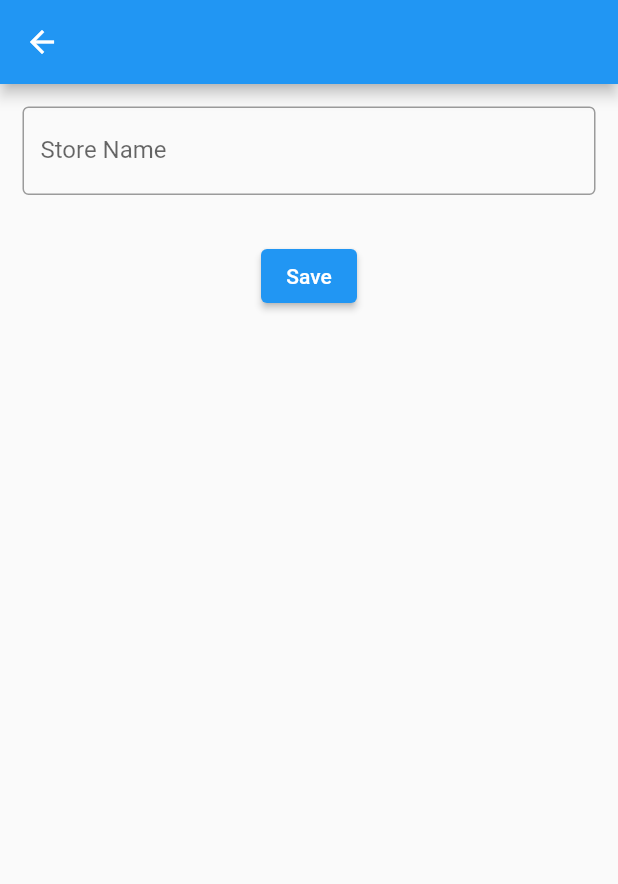
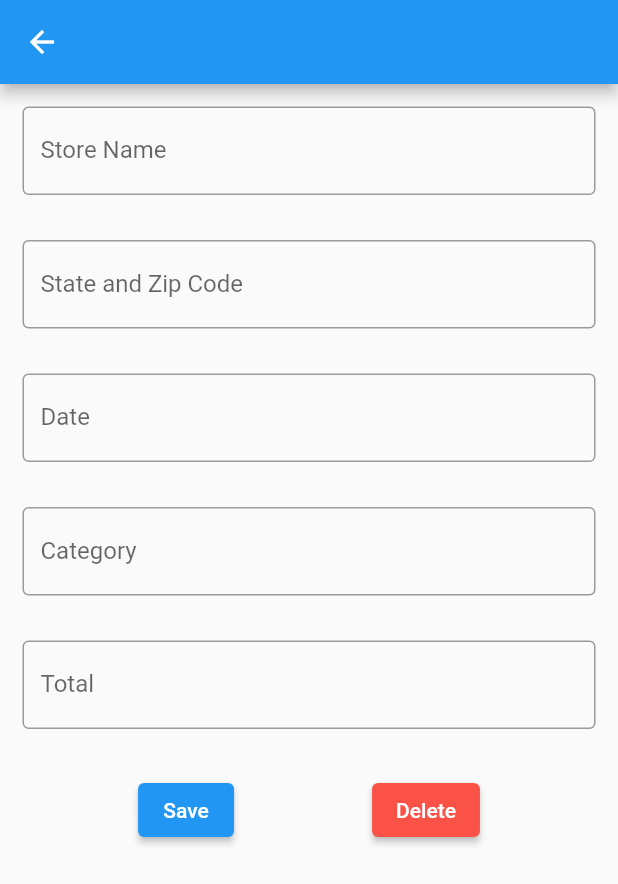
Before and after one commit to jskplf/spending_tracker_client, a Flutter app: the ReceiptView screen opened directly, on a phone screen of 412 x 824 dp. Shown: the top 884 px of the screen. Run offline on Flutter 3.47's test engine with Material 2 defaults, Android fonts, the phone set to English and light mode, and no system bars; our stand-ins replace file_picker, hive_flutter, syncfusion_flutter_charts; missing offline and left inert: text_to_speech; accounts and stored records are empty.

Commit message:
Delete button now works

```diff
--- a/lib/views/receipt_view.dart
+++ b/lib/views/receipt_view.dart
@@ -13,6 +13,10 @@ class ReceiptView extends StatelessWidget {
     var data = GlobalScope.of(context)!.receipts.value;
     data = data[index];
     var storeController = TextEditingController(text: data.store);
+    var addressController = TextEditingController(text: data.address);
+    var dateController = TextEditingController(text: data.date);
+    var totalController = TextEditingController(text: data.total);
+    var categoryController = TextEditingController(text: data.category);
 
     var _formKey = GlobalKey<FormState>();
     return Scaffold(
@@ -23,6 +27,10 @@ class ReceiptView extends StatelessWidget {
           if (_formKey.currentState!.validate()) {
             /// Update all the class variables to the correct values
             data.store = storeController.text;
+            data.address = addressController.text;
+            data.category = categoryController.text;
+            data.date = dateController.text;
+            data.total = totalController.text;
           }
         },
         key: _formKey,
@@ -34,6 +42,8 @@ class ReceiptView extends StatelessWidget {
                 Center(
                   child: Padding(
                     padding: const EdgeInsets.all(15.0),
+
+                    /// For Store Name
                     child: TextFormField(
                       decoration: InputDecoration(
                         labelText: 'Store Name',
@@ -43,14 +53,84 @@ class ReceiptView extends StatelessWidget {
                     ),
                   ),
                 ),
+                Center(
+                  child: Padding(
+                    padding: const EdgeInsets.all(15.0),
+
+                    /// For State and Zip Code
+                    child: TextFormField(
+                      decoration: InputDecoration(
+                        labelText: 'State and Zip Code',
+                        border: OutlineInputBorder(),
+                      ),
+                      controller: addressController,
+                    ),
+                  ),
+                ),
+                Center(
+                  child: Padding(
+                    padding: const EdgeInsets.all(15.0),
+
+                    /// For Date
+                    child: TextFormField(
+                      decoration: InputDecoration(
+                        labelText: 'Date',
+                        border: OutlineInputBorder(),
+                      ),
+                      controller: dateController,
+                    ),
+                  ),
+                ),
+                Center(
+                  child: Padding(
+                    padding: const EdgeInsets.all(15.0),
+
+                    /// For Date
+                    child: TextFormField(
+                      decoration: InputDecoration(
+                        labelText: 'Category',
+                        border: OutlineInputBorder(),
+                      ),
+                      controller: categoryController,
+                    ),
+                  ),
+                ),
+                Center(
+                  child: Padding(
+                    padding: const EdgeInsets.all(15.0),
+
+                    /// For Date
+                    child: TextFormField(
+                      decoration: InputDecoration(
+                        labelText: 'Total',
+                        border: OutlineInputBorder(),
+                      ),
+                      controller: totalController,
+                    ),
+                  ),
+                ),
                 SizedBox(
                   height: 15,
                 ),
-                ElevatedButton(
-                  onPressed: () {
-                    Navigator.pushReplacementNamed(context, '/receipts');
-                  },
-                  child: Text('Save'),
+                Row(
+                  mainAxisAlignment: MainAxisAlignment.spaceEvenly,
+                  children: [
+                    ElevatedButton(
+                      onPressed: () {
+                        Navigator.pushReplacementNamed(context, '/receipts');
+                      },
+                      child: Text('Save'),
+                    ),
+                    ElevatedButton(
+                      style: ElevatedButton.styleFrom(
+                          primary: Color.fromARGB(255, 250, 82, 70)),
+                      onPressed: () {
+                        GlobalScope.of(context)!.receipts.value.removeAt(index);
+                        Navigator.pushReplacementNamed(context, '/receipts');
+                      },
+                      child: Text('Delete'),
+                    ),
+                  ],
                 ),
               ],
             );
```
